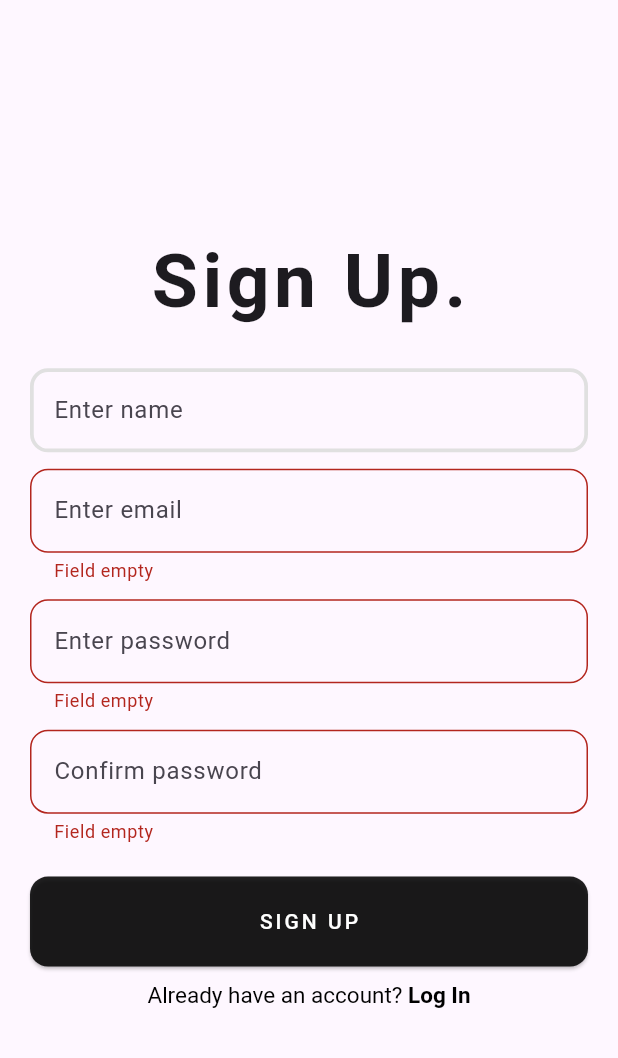
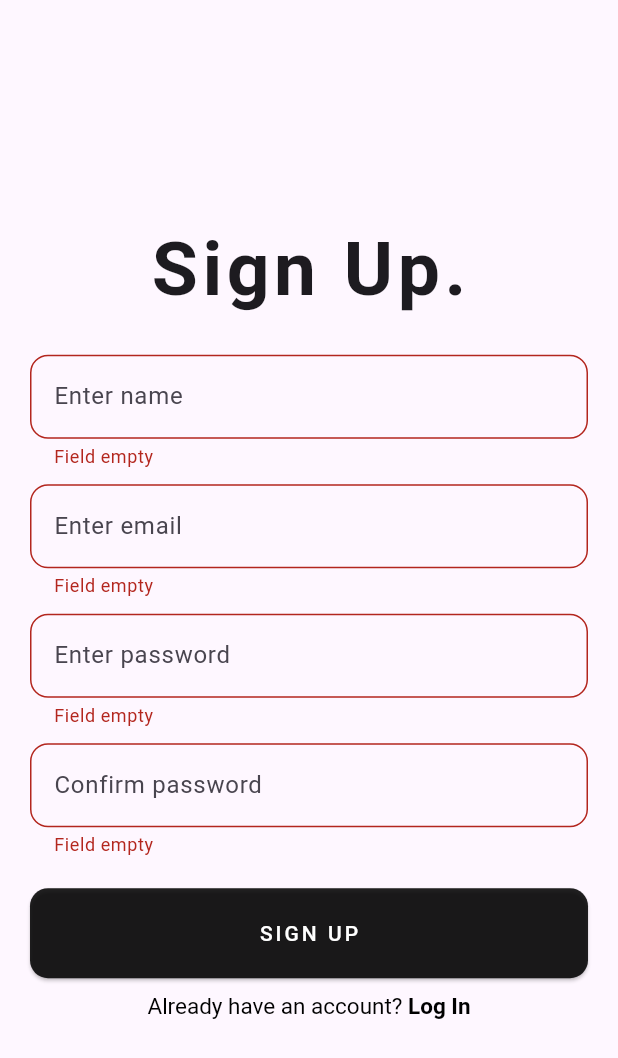
Before and after one commit to eshaan-vimal/TasksApp-Flutter, a Flutter app: the SignupPage screen opened directly, after a tap on "SIGN UP", on a phone screen of 412 x 824 dp. Shown: the top 1058 px of the screen. Run offline on Flutter 3.47's test engine with Material 3 defaults, Android fonts, the phone set to English and light mode, and no system bars.

Commit message:
frontend auth pages validation

```diff
--- a/frontend/lib/features/auth/pages/signup_page.dart
+++ b/frontend/lib/features/auth/pages/signup_page.dart
@@ -26,7 +26,16 @@ class _SignupPageState extends State<SignupPage>
 
   String? validateName (String? value)
   {
+    if (value == null || value.trim().isEmpty)
+    {
+      return "Field empty";
+    }
+    if (!RegExp(r"^[A-Za-z]+(?:[' -][A-Za-z]+)*$").hasMatch(value))
+    {
+      return "Invalid name";
+    }
 
+    return null;
   }
 
   String? validateEmail (String? value)
```
